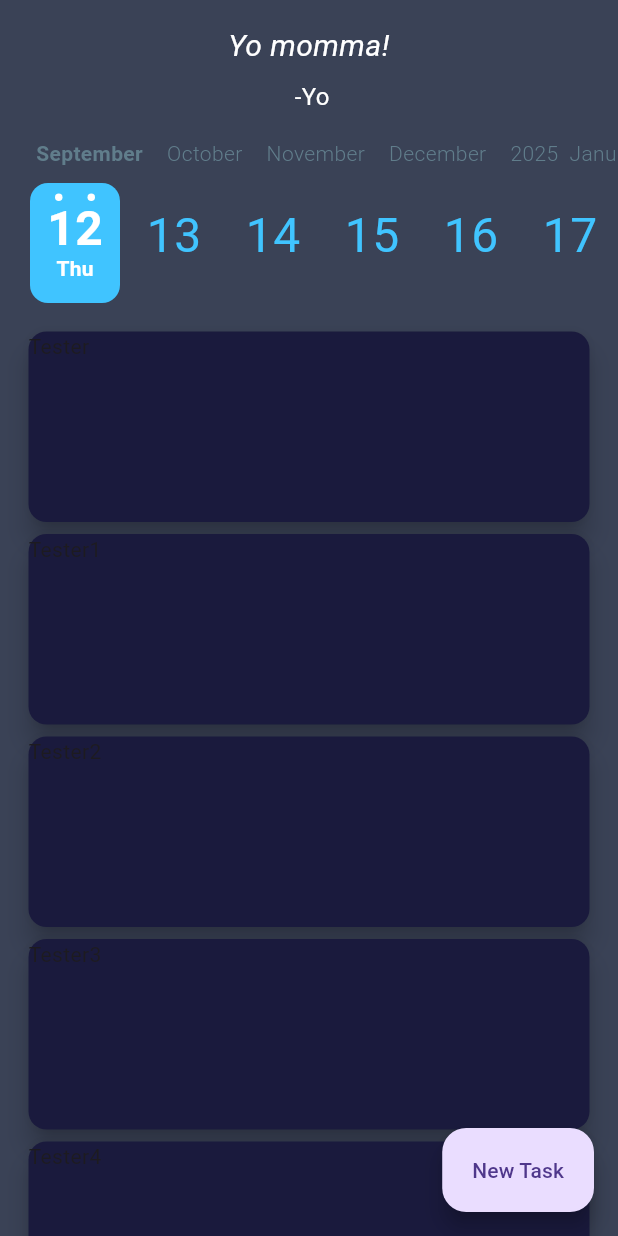
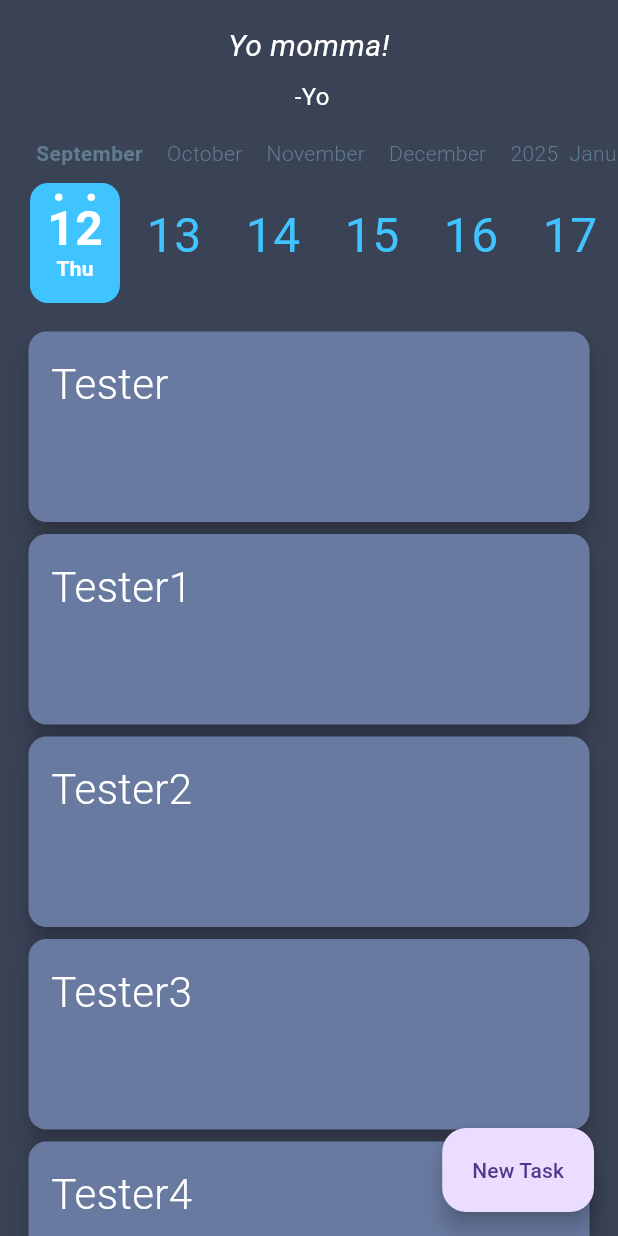
Before and after one commit to coffee-cake-isaac/dayly, a Flutter app: the screen it shows after launch, on a phone screen of 412 x 824 dp. Run offline on Flutter 3.47's test engine with Material 3 defaults, Android fonts, the phone set to English and light mode, and no system bars; drawn by our look-alikes of calendar_timeline; our stand-ins replace get; missing offline and left inert: stacked_listview; network calls fail; statements that could not run were skipped.

Commit message:
Fixing colors and padding

```diff
--- a/dayly/lib/main.dart
+++ b/dayly/lib/main.dart
@@ -56,16 +56,23 @@ class MainApp extends StatelessWidget {
                   Expanded(
                     child: ListView.builder(
                       shrinkWrap: true,
-                        padding: EdgeInsets.all(15),
+                      padding: const EdgeInsets.all(15),
                       itemCount: Data.length,
                       itemBuilder: (context, index) => Container(
                           height: 135,
                           child: Card(
                               elevation: 7,
-                                color: const Color.fromARGB(255, 26, 26, 61),
+                              color: const Color.fromARGB(255, 105, 122, 160),
+                              child: Padding(
+                                  padding: const EdgeInsets.all(15),
                                   child: Text(
                                     Data[index].name!,
+                                    style: const TextStyle(
+                                        fontSize: 28,
+                                        color: Colors.white,
+                                        fontWeight: FontWeight.w300),
                                   )))),
+                    ),
                   )
                 ],
               ))),
```
Lines whose indentation alone changed are shown as unchanged.
